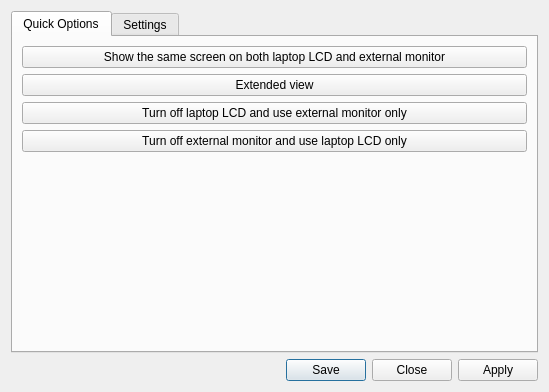
The window that lxqt-config-monitor/mainwindow.ui (lxqt/lxqt-config) describes before a commit, drawn with Qt 5.
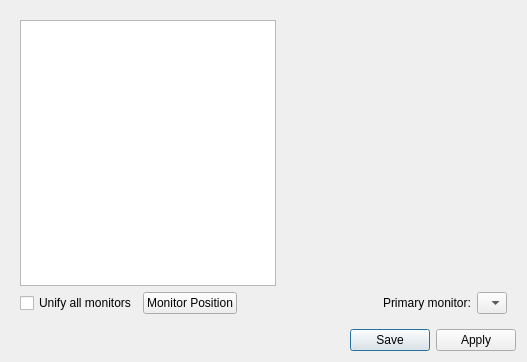
The same window after the commit. The open tabs and pages were chosen to show the change. Icons and pictures are not drawn.

Commit message: Updated to LxQt::ConfigDialog.

```diff
--- a/lxqt-config-monitor/mainwindow.ui
+++ b/lxqt-config-monitor/mainwindow.ui
@@ -6,8 +6,8 @@
    <rect>
     <x>0</x>
     <y>0</y>
-    <width>549</width>
-    <height>392</height>
+    <width>527</width>
+    <height>362</height>
    </rect>
   </property>
   <property name="windowTitle">
@@ -20,62 +20,7 @@
   </property>
   <layout class="QVBoxLayout" name="verticalLayout">
    <item>
-    <widget class="QTabWidget" name="tabWidget">
-     <property name="currentIndex">
-      <number>1</number>
-     </property>
-     <widget class="QWidget" name="quickOptionsTab">
-      <attribute name="title">
-       <string>Quick Options</string>
-      </attribute>
-      <layout class="QVBoxLayout" name="verticalLayout_3">
-       <item>
-        <widget class="QPushButton" name="useBoth">
-         <property name="text">
-          <string>Show the same screen on both laptop LCD and external monitor</string>
-         </property>
-        </widget>
-       </item>
-       <item>
-        <widget class="QPushButton" name="extended">
-         <property name="text">
-          <string>Extended view</string>
-         </property>
-        </widget>
-       </item>
-       <item>
-        <widget class="QPushButton" name="externalOnly">
-         <property name="text">
-          <string>Turn off laptop LCD and use external monitor only</string>
-         </property>
-        </widget>
-       </item>
-       <item>
-        <widget class="QPushButton" name="laptopOnly">
-         <property name="text">
-          <string>Turn off external monitor and use laptop LCD only</string>
-         </property>
-        </widget>
-       </item>
-       <item>
-        <spacer name="verticalSpacer">
-         <property name="orientation">
-          <enum>Qt::Vertical</enum>
-         </property>
-         <property name="sizeHint" stdset="0">
-          <size>
-           <width>20</width>
-           <height>40</height>
-          </size>
-         </property>
-        </spacer>
-       </item>
-      </layout>
-     </widget>
-     <widget class="QWidget" name="settingsTab">
-      <attribute name="title">
-       <string>Settings</string>
-      </attribute>
+    <widget class="QWidget" name="widget" native="true">
       <layout class="QVBoxLayout" name="verticalLayout_2">
        <item>
         <layout class="QHBoxLayout" name="horizontalLayout_2" stretch="0,1">
@@ -153,7 +98,6 @@
        </item>
       </layout>
      </widget>
-    </widget>
    </item>
    <item>
     <widget class="QDialogButtonBox" name="buttonBox">
@@ -161,7 +105,7 @@
       <enum>Qt::Horizontal</enum>
      </property>
      <property name="standardButtons">
-      <set>QDialogButtonBox::Apply|QDialogButtonBox::Close|QDialogButtonBox::Save</set>
+      <set>QDialogButtonBox::Apply|QDialogButtonBox::Save</set>
      </property>
     </widget>
    </item>
```
Left out of the diff: 40 changed lines with no effect on the pictures. Lines whose indentation alone changed are shown as unchanged. The commit also changes 16 other files.
